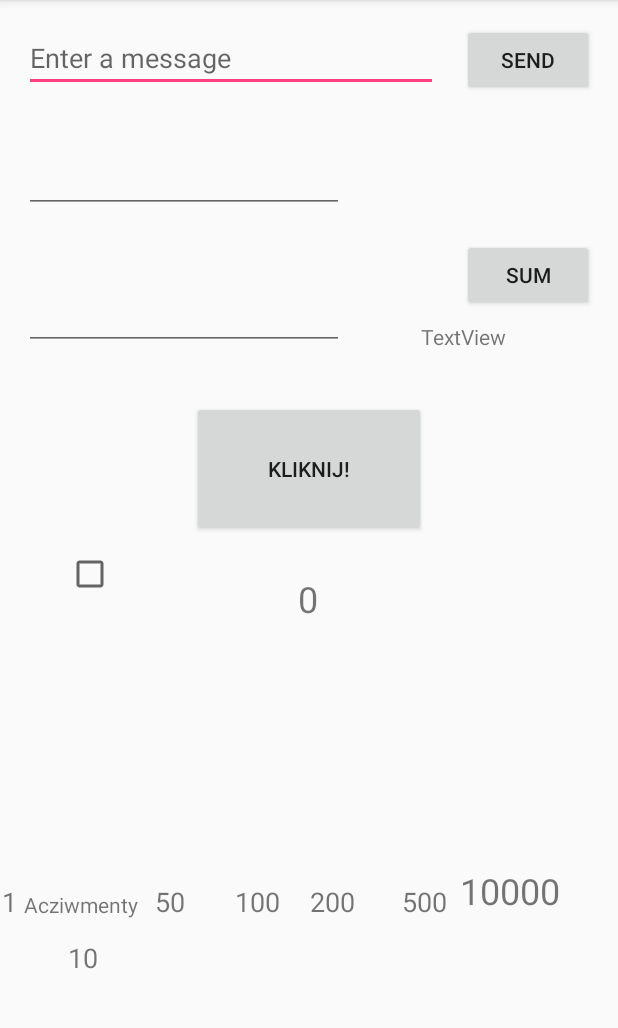
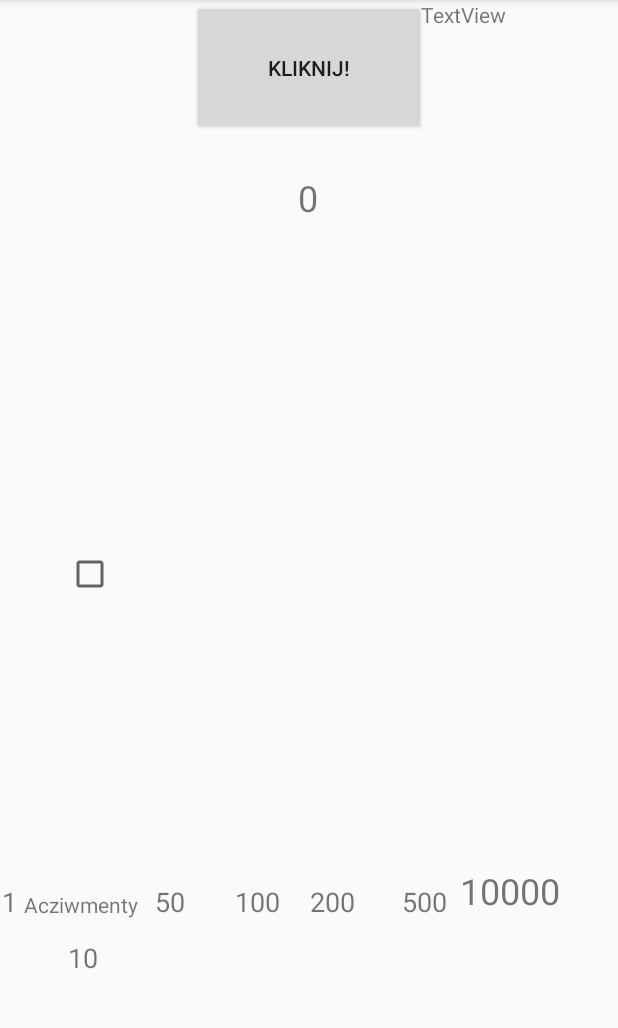
Before and after one commit to cerbin1/First, an Android app: the screen it shows after launch (MainActivity), on a phone screen of 412 x 824 dp, the part 84-1112 px from its top. Run offline under Robolectric (Android 15) with nearby library versions, the phone set to English and light mode, and no system bars.

Commit message:
Removed previous testing code

```diff
--- a/app/src/main/java/com/example/bartek/myfirstapp/MainActivity.java
+++ b/app/src/main/java/com/example/bartek/myfirstapp/MainActivity.java
@@ -1,15 +1,19 @@
 package com.example.bartek.myfirstapp;
 
-import android.content.Intent;
 import android.os.Bundle;
 import android.support.v7.app.AppCompatActivity;
 import android.view.View;
 import android.widget.CheckBox;
-import android.widget.EditText;
 import android.widget.TextView;
 
-import static android.graphics.Color.*;
-import static android.graphics.Typeface.*;
+import static android.graphics.Color.BLUE;
+import static android.graphics.Color.CYAN;
+import static android.graphics.Color.GRAY;
+import static android.graphics.Color.GREEN;
+import static android.graphics.Color.MAGENTA;
+import static android.graphics.Color.RED;
+import static android.graphics.Color.YELLOW;
+import static android.graphics.Typeface.BOLD;
 
 public class MainActivity extends AppCompatActivity {
     public static final String EXTRA_MESSAGE = "com.example.bartek.myfirstapp.MESSAGE";
@@ -20,25 +24,6 @@ public class MainActivity extends AppCompatActivity {
     protected void onCreate(Bundle savedInstanceState) {
         super.onCreate(savedInstanceState);
         setContentView(R.layout.activity_main);
-    }
-
-    public void sendMessage(View view) {
-        Intent intent = new Intent(this, DisplayMessageActivity.class);
-        EditText editText = (EditText) findViewById(R.id.editText);
-        String message = editText.getText().toString();
-        intent.putExtra(EXTRA_MESSAGE, message);
-        startActivity(intent);
-    }
-
-    public void sumNumbers(View view) {
-        EditText e1 = (EditText) findViewById(R.id.number1);
-        EditText e2 = (EditText) findViewById(R.id.number2);
-        TextView textView = (TextView) findViewById(R.id.result);
-        int first = Integer.parseInt(e1.getText().toString());
-        int second = Integer.parseInt(e2.getText().toString());
-        int sum = first + second;
-        String result = Integer.toString(sum);
-        textView.setText(result);
     }
 
     public void test(View view) {
--- a/app/src/main/res/layout/activity_main.xml
+++ b/app/src/main/res/layout/activity_main.xml
@@ -8,100 +8,27 @@
     tools:layout_editor_absoluteX="0dp"
     tools:layout_editor_absoluteY="81dp">
 
-    <EditText
-        android:id="@+id/editText"
-        android:layout_width="0dp"
-        android:layout_height="wrap_content"
-        android:layout_marginLeft="16dp"
-        android:layout_marginTop="16dp"
-        android:hint="@string/edit_message"
-        android:inputType="textPersonName"
-        app:layout_constraintLeft_toLeftOf="parent"
-        app:layout_constraintRight_toLeftOf="@+id/button"
-        app:layout_constraintTop_toTopOf="parent"
-        android:layout_marginStart="16dp" />
-
-    <Button
-        android:id="@+id/button"
-        android:layout_width="wrap_content"
-        android:layout_height="wrap_content"
-        android:layout_marginLeft="16dp"
-        android:layout_marginRight="16dp"
-        android:onClick="sendMessage"
-        android:text="@string/button_send"
-        app:layout_constraintBaseline_toBaselineOf="@+id/editText"
-        app:layout_constraintLeft_toRightOf="@+id/editText"
-        app:layout_constraintRight_toRightOf="parent"
-        android:layout_marginStart="16dp"
-        android:layout_marginEnd="16dp" />
-
-    <Button
-        android:id="@+id/sum"
-        android:layout_width="wrap_content"
-        android:layout_height="0dp"
-        android:layout_marginRight="16dp"
-        android:layout_marginTop="95dp"
-        android:onClick="sumNumbers"
-        android:text="@string/sum"
-        app:layout_constraintRight_toRightOf="parent"
-        app:layout_constraintTop_toBottomOf="@+id/button"
-        android:layout_marginEnd="16dp" />
-
     <TextView
         android:id="@+id/result"
         android:layout_width="115dp"
         android:layout_height="63dp"
-        android:layout_marginTop="7dp"
+        android:layout_marginEnd="16dp"
+        android:layout_marginRight="16dp"
         android:text="@string/textview"
         android:textSize="14sp"
-        app:layout_constraintTop_toBottomOf="@+id/sum"
-        android:layout_marginRight="16dp"
         app:layout_constraintRight_toRightOf="parent"
-        android:layout_marginEnd="16dp" />
-
-    <EditText
-        android:id="@+id/number1"
-        android:layout_width="wrap_content"
-        android:layout_height="wrap_content"
-        android:layout_marginLeft="16dp"
-        android:ems="10"
-        android:inputType="number"
-        app:layout_constraintLeft_toLeftOf="parent"
-        android:layout_marginTop="35dp"
-        app:layout_constraintTop_toBottomOf="@+id/editText"
-        app:layout_constraintRight_toLeftOf="@+id/sum"
-        android:layout_marginRight="8dp"
-        app:layout_constraintHorizontal_bias="0.0"
-        android:layout_marginStart="16dp"
-        android:layout_marginEnd="8dp" />
-
-    <EditText
-        android:id="@+id/number2"
-        android:layout_width="wrap_content"
-        android:layout_height="wrap_content"
-        android:layout_marginLeft="16dp"
-        android:layout_marginRight="8dp"
-        android:layout_marginTop="46dp"
-        android:ems="10"
-        android:inputType="number"
-        app:layout_constraintHorizontal_bias="0.0"
-        app:layout_constraintLeft_toLeftOf="parent"
-        app:layout_constraintRight_toLeftOf="@+id/result"
-        app:layout_constraintTop_toBottomOf="@+id/number1"
-        android:layout_marginStart="16dp"
-        android:layout_marginEnd="8dp" />
+        tools:layout_editor_absoluteY="212dp" />
 
     <Button
         android:id="@+id/click"
         android:layout_width="156dp"
         android:layout_height="90dp"
-        android:layout_marginTop="34dp"
         android:onClick="click"
         android:text="Kliknij!"
         app:layout_constraintHorizontal_bias="0.501"
         app:layout_constraintLeft_toLeftOf="parent"
         app:layout_constraintRight_toRightOf="parent"
-        app:layout_constraintTop_toBottomOf="@+id/number2" />
+        tools:layout_editor_absoluteY="257dp" />
 
     <TextView
         android:id="@+id/numberOfClicks"
@@ -111,10 +38,10 @@
         android:text="0"
         android:textAlignment="center"
         android:textSize="24sp"
+        app:layout_constraintHorizontal_bias="0.498"
         app:layout_constraintLeft_toLeftOf="parent"
         app:layout_constraintRight_toRightOf="parent"
-        app:layout_constraintTop_toBottomOf="@+id/click"
-        app:layout_constraintHorizontal_bias="0.498" />
+        app:layout_constraintTop_toBottomOf="@+id/click" />
 
     <TextView
         android:id="@+id/achievments"
@@ -181,14 +108,14 @@
         android:layout_width="50dp"
         android:layout_height="50dp"
         android:layout_marginBottom="8dp"
+        android:layout_marginLeft="8dp"
         android:layout_marginTop="467dp"
         android:text="50"
         android:textAlignment="center"
         android:textSize="18sp"
         app:layout_constraintBottom_toBottomOf="parent"
-        app:layout_constraintTop_toTopOf="parent"
         app:layout_constraintLeft_toRightOf="@+id/textView10"
-        android:layout_marginLeft="8dp" />
+        app:layout_constraintTop_toTopOf="parent" />
 
     <TextView
         android:id="@+id/textView100"
@@ -209,15 +136,15 @@
         android:layout_width="50dp"
         android:layout_height="50dp"
         android:layout_marginBottom="8dp"
+        android:layout_marginLeft="0dp"
         android:layout_marginTop="475dp"
         android:text="10"
         android:textAlignment="center"
         android:textSize="18sp"
         app:layout_constraintBottom_toBottomOf="parent"
+        app:layout_constraintLeft_toRightOf="@+id/textView1"
         app:layout_constraintTop_toTopOf="parent"
-        app:layout_constraintVertical_bias="0.642"
-        app:layout_constraintLeft_toRightOf="@+id/textView1"
-        android:layout_marginLeft="0dp" />
+        app:layout_constraintVertical_bias="0.642" />
 
     <TextView
         android:id="@+id/textView1"
@@ -238,13 +165,13 @@
         android:layout_width="35dp"
         android:layout_height="38dp"
         android:layout_marginLeft="44dp"
+        android:layout_marginRight="8dp"
         app:layout_constraintBottom_toBottomOf="parent"
+        app:layout_constraintHorizontal_bias="0.0"
         app:layout_constraintLeft_toLeftOf="parent"
+        app:layout_constraintRight_toRightOf="parent"
         app:layout_constraintTop_toTopOf="parent"
-        app:layout_constraintVertical_bias="0.499"
-        android:layout_marginRight="8dp"
-        app:layout_constraintRight_toRightOf="parent"
-        app:layout_constraintHorizontal_bias="0.0" />
+        app:layout_constraintVertical_bias="0.499" />
 
 
 </android.support.constraint.ConstraintLayout>
```
